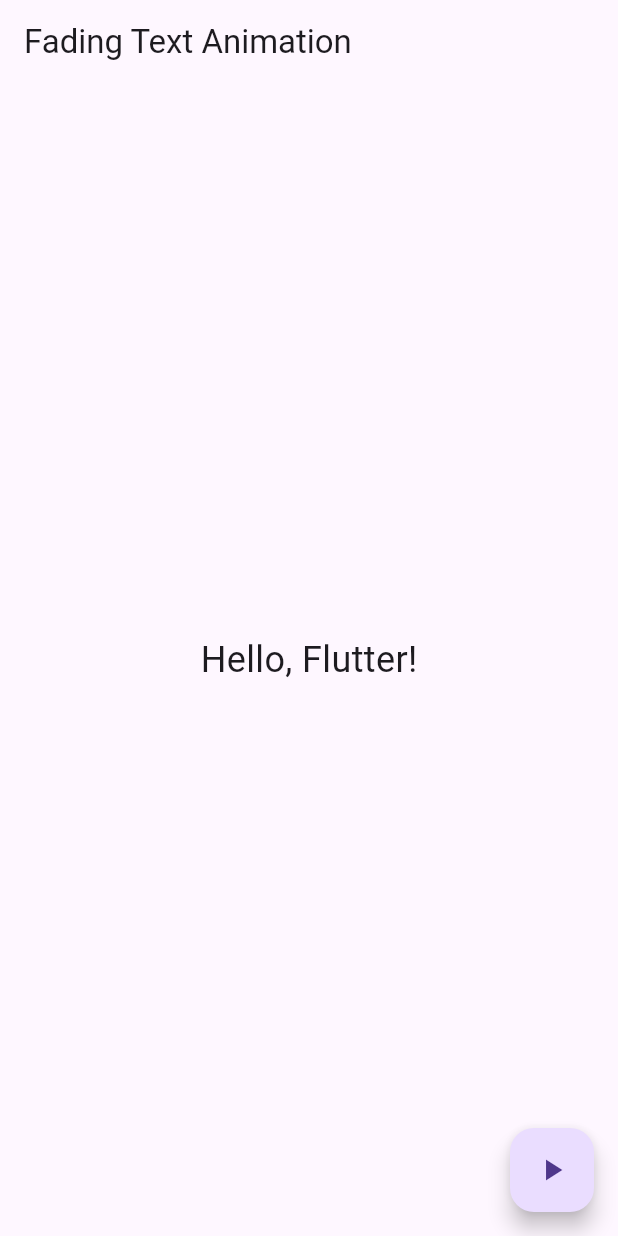
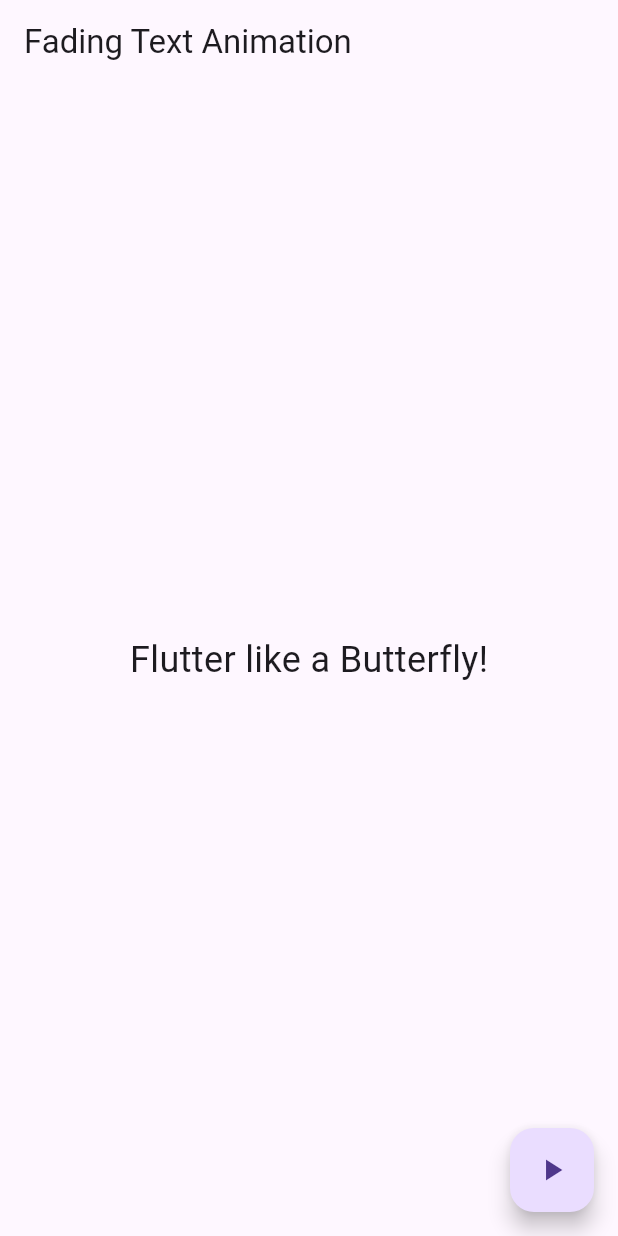
Before and after one commit to SobbingSoprano/inclass8, a Flutter app: the screen it shows after launch, on a phone screen of 412 x 824 dp. Run offline on Flutter 3.47's test engine with Material 3 defaults, Android fonts, the phone set to English and light mode, and no system bars.

Commit message:
adjusted text and added animation curve

```diff
--- a/lib/main.dart
+++ b/lib/main.dart
@@ -33,7 +33,8 @@ class _FadingTextAnimationState extends State<FadingTextAnimation> {
         child: AnimatedOpacity(
           opacity: _isVisible ? 1.0 : 0.0,
           duration: Duration(seconds: 1),
-          child: const Text('Hello, Flutter!', style: TextStyle(fontSize: 24)),
+          curve: Curves.bounceIn,
+          child: const Text('Flutter like a Butterfly!', style: TextStyle(fontSize: 24)),
         ),
       ),
       floatingActionButton: FloatingActionButton(
```
